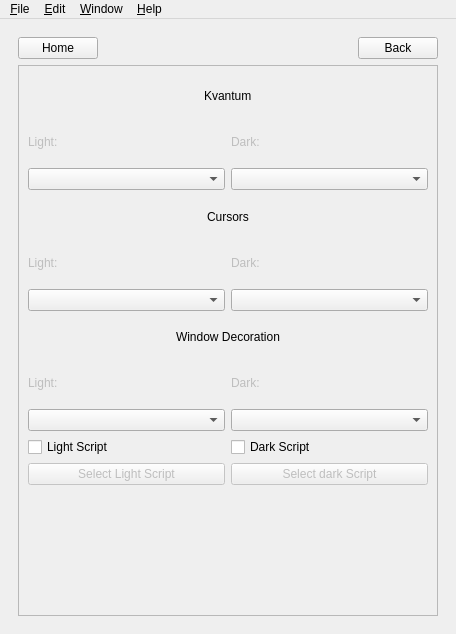
Qt form src/mainwindow.ui (Da-Viper/Koi) before a commit.
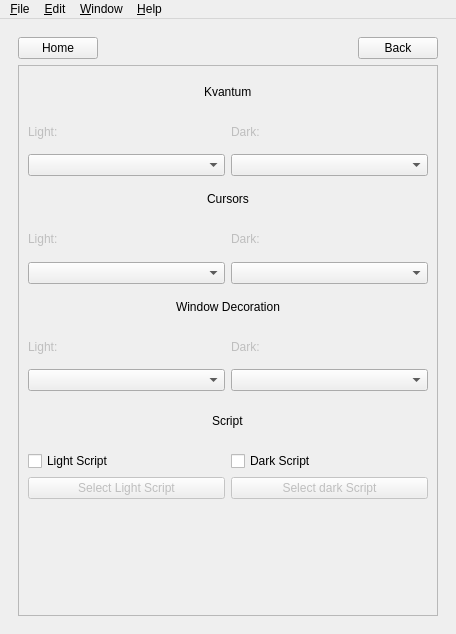
The same form after that commit. Icons and pictures are not drawn. Custom widgets are drawn as their Qt base class.

Commit message: removed redundant statements

```diff
--- a/src/mainwindow.ui
+++ b/src/mainwindow.ui
@@ -682,8 +682,8 @@
             <rect>
              <x>0</x>
              <y>0</y>
-             <width>416</width>
-             <height>516</height>
+             <width>395</width>
+             <height>518</height>
             </rect>
            </property>
            <layout class="QGridLayout" name="gridLayout_4">
@@ -839,6 +839,43 @@
             </item>
             <item row="3" column="0">
              <layout class="QVBoxLayout" name="verticalLayout_2">
+              <item>
+               <layout class="QHBoxLayout" name="horizontalLayout_24">
+                <item>
+                 <spacer name="horizontalSpacer_4">
+                  <property name="orientation">
+                   <enum>Qt::Horizontal</enum>
+                  </property>
+                  <property name="sizeHint" stdset="0">
+                   <size>
+                    <width>40</width>
+                    <height>20</height>
+                   </size>
+                  </property>
+                 </spacer>
+                </item>
+                <item>
+                 <widget class="QLabel" name="label_2">
+                  <property name="text">
+                   <string>Script</string>
+                  </property>
+                 </widget>
+                </item>
+                <item>
+                 <spacer name="horizontalSpacer_9">
+                  <property name="orientation">
+                   <enum>Qt::Horizontal</enum>
+                  </property>
+                  <property name="sizeHint" stdset="0">
+                   <size>
+                    <width>40</width>
+                    <height>20</height>
+                   </size>
+                  </property>
+                 </spacer>
+                </item>
+               </layout>
+              </item>
               <item>
                <layout class="QHBoxLayout" name="horizontalLayout_19">
                 <item>
```
Left out of the diff: 2 changed lines with no effect on the pictures. The commit also changes 1 other file.
